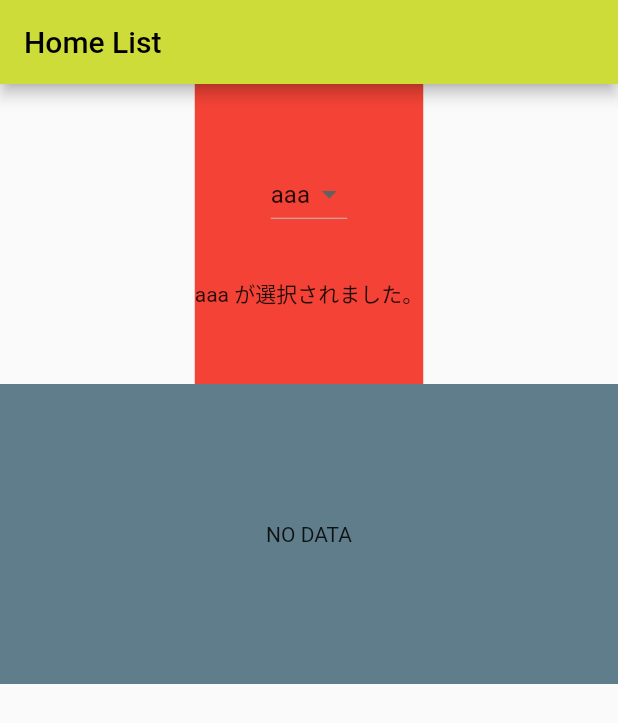
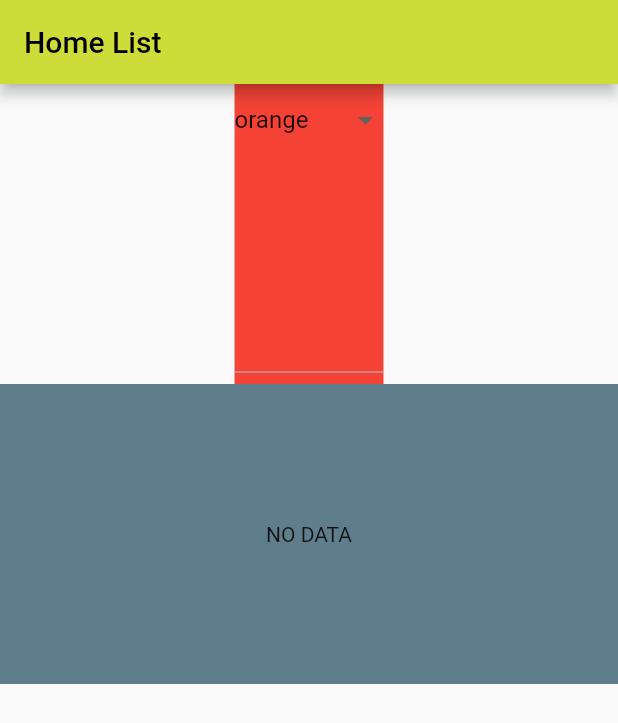
Before and after one commit to motokiti2011/flutter-demo, a Flutter app: the screen it shows after launch, on a phone screen of 412 x 824 dp. Shown: the top 723 px of the screen. Run offline on Flutter 3.47's test engine with Material 2 defaults, Android fonts, the phone set to English and light mode, and no system bars; network calls fail.

Commit message:
628 work

```diff
--- a/lib/view/home_page.dart
+++ b/lib/view/home_page.dart
@@ -8,6 +8,9 @@ class HomePage extends StatelessWidget {
   HomePage({Key? key}) : super(key: key);
 
   final HomeViewModel homeViewModel = HomeViewModel();
+
+  var selectedValue = "orange";
+  final lists = <String>["orange", "apple", "strawberry", "banana", "grape"];
 
   List<Product> products = [];
   dynamic category = 'food';
@@ -28,41 +31,54 @@ class HomePage extends StatelessWidget {
           Container(
             height: 200,
             color: Colors.red,
-            child: Column(
-              mainAxisAlignment: MainAxisAlignment.center,
-              children: [
-                //3
-                DropdownButton(
-                  //4
-                  value: isSelectedItem,
-                  items: const [
-                    //5
-                    DropdownMenuItem(
-                      child: Text('aaa'),
-                      value: 'aaa',
-                    ),
-                    DropdownMenuItem(
-                      child: Text('bbb'),
-                      value: 'bbb',
-                    ),
-                    DropdownMenuItem(
-                      child: Text('ccc'),
-                      value: 'ccc',
-                    ),
-                  ],
-                  //6
-                  onChanged: (String? value) {
-                    // setState(() {
-                    isSelectedItem = value;
-                    // });
-                  },
-                ),
-                const SizedBox(
-                  height: 32,
-                ),
-                Text('$isSelectedItem が選択されました。')
-              ],
+            // child: Column(
+            child: DropdownButton<String>(
+              value: selectedValue,
+              items: lists
+                  .map((String list) =>
+                      DropdownMenuItem(value: list, child: Text(list)))
+                  .toList(),
+              onChanged: (String? value) {
+                // setState(() {
+                selectedValue = value!;
+                // });
+              },
             ),
+
+            // mainAxisAlignment: MainAxisAlignment.center,
+            // children: [
+            //   //3
+            //   DropdownButton(
+            //     //4
+            //     value: isSelectedItem,
+            //     items: const [
+            //       //5
+            //       DropdownMenuItem(
+            //         child: Text('aaa'),
+            //         value: 'aaa',
+            //       ),
+            //       DropdownMenuItem(
+            //         child: Text('bbb'),
+            //         value: 'bbb',
+            //       ),
+            //       DropdownMenuItem(
+            //         child: Text('ccc'),
+            //         value: 'ccc',
+            //       ),
+            //     ],
+            //     //6
+            //     onChanged: (String? value) {
+            //       // setState(() {
+            //       isSelectedItem = value;
+            //       // });
+            //     },
+            //   ),
+            //   const SizedBox(
+            //     height: 32,
+            //   ),
+            //   Text('$isSelectedItem が選択されました。')
+            // ],
+            // ),
           ),
           Container(
             height: 200,
```
